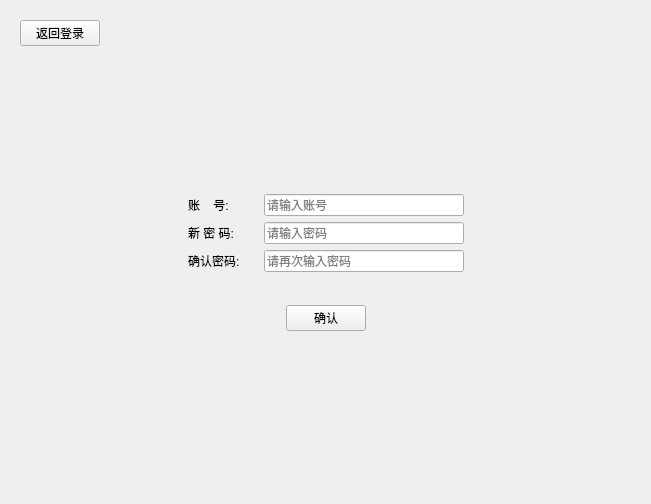
First picture: the form in LibraryManager/resetpassword.ui, repository xuanlog/LibraryManager, before the edit.
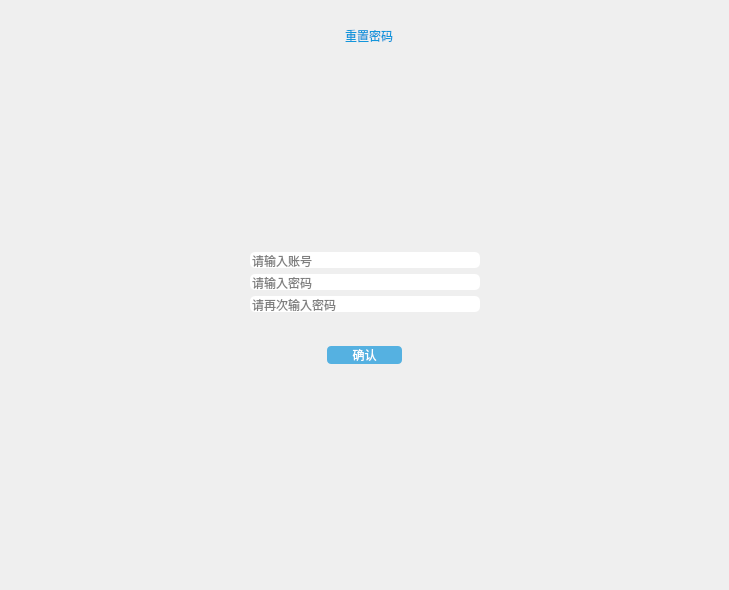
Second picture: the form after the edit. Icons and pictures are not drawn.

```diff
--- a/LibraryManager/resetpassword.ui
+++ b/LibraryManager/resetpassword.ui
@@ -6,13 +6,36 @@
    <rect>
     <x>0</x>
     <y>0</y>
-    <width>651</width>
-    <height>504</height>
+    <width>729</width>
+    <height>590</height>
    </rect>
   </property>
   <property name="windowTitle">
    <string>Form</string>
   </property>
+  <property name="styleSheet">
+   <string notr="true">QLabel
+{
+	border: none;
+	color: #1296db;
+	font: 14px &quot;微软雅黑&quot;;
+}
+
+QLabel:hover
+{
+	color: #ffffff;
+}
+
+QLineEdit
+{
+	border: none;
+	color: #000000;
+	font: 75 14px &quot;微软雅黑&quot;;
+	border-radius: 5px;
+	selection-background-color: #def0fe;
+	selection-color: #1296db;
+}</string>
+  </property>
   <layout class="QVBoxLayout" name="verticalLayout_3">
    <property name="bottomMargin">
     <number>50</number>
@@ -22,8 +45,39 @@
      <layout class="QHBoxLayout" name="horizontalLayout_3">
       <item>
        <widget class="QPushButton" name="backButton">
+        <property name="minimumSize">
+         <size>
+          <width>32</width>
+          <height>32</height>
+         </size>
+        </property>
+        <property name="focusPolicy">
+         <enum>Qt::NoFocus</enum>
+        </property>
+        <property name="styleSheet">
+         <string notr="true">QPushButton
+{
+	border-image: url(:/Images/back.png);
+}
+
+QPushButton:hover
+{
+	border-image: url(:/Images/back_hover.png);
+}
+
+QPushButton:pressed
+{
+	border-image: url(:/Images/back_pre.png);
+}
+
+
+</string>
+        </property>
         <property name="text">
-         <string>返回登录</string>
+         <string/>
+        </property>
+        <property name="flat">
+         <bool>true</bool>
         </property>
        </widget>
       </item>
@@ -40,6 +94,42 @@
         </property>
        </spacer>
       </item>
+      <item>
+       <widget class="QLabel" name="label">
+        <property name="styleSheet">
+         <string notr="true">font: 25px &quot;微软雅黑&quot;;</string>
+        </property>
+        <property name="text">
+         <string>重置密码</string>
+        </property>
+       </widget>
+      </item>
+      <item>
+       <spacer name="horizontalSpacer_6">
+        <property name="orientation">
+         <enum>Qt::Horizontal</enum>
+        </property>
+        <property name="sizeHint" stdset="0">
+         <size>
+          <width>40</width>
+          <height>20</height>
+         </size>
+        </property>
+       </spacer>
+      </item>
+      <item>
+       <widget class="QLabel" name="label_2">
+        <property name="minimumSize">
+         <size>
+          <width>32</width>
+          <height>32</height>
+         </size>
+        </property>
+        <property name="text">
+         <string/>
+        </property>
+       </widget>
+      </item>
      </layout>
     </widget>
    </item>
@@ -72,33 +162,6 @@
         </property>
        </spacer>
       </item>
-      <item>
-       <widget class="QWidget" name="widget" native="true">
-        <layout class="QVBoxLayout" name="verticalLayout">
-         <item>
-          <widget class="QLabel" name="accountLabel">
-           <property name="text">
-            <string>账    号:</string>
-           </property>
-          </widget>
-         </item>
-         <item>
-          <widget class="QLabel" name="passwordLabel">
-           <property name="text">
-            <string>新 密 码:</string>
-           </property>
-          </widget>
-         </item>
-         <item>
-          <widget class="QLabel" name="confirmLabel">
-           <property name="text">
-            <string>确认密码:</string>
-           </property>
-          </widget>
-         </item>
-        </layout>
-       </widget>
-      </item>
       <item>
        <widget class="QWidget" name="widget_2" native="true">
         <layout class="QVBoxLayout" name="verticalLayout_2">
@@ -112,7 +175,7 @@
            </property>
            <property name="minimumSize">
             <size>
-             <width>200</width>
+             <width>230</width>
              <height>0</height>
             </size>
            </property>
@@ -129,7 +192,7 @@
             <string>请输入账号</string>
            </property>
            <property name="clearButtonEnabled">
-            <bool>true</bool>
+            <bool>false</bool>
            </property>
           </widget>
          </item>
@@ -143,7 +206,7 @@
            </property>
            <property name="minimumSize">
             <size>
-             <width>200</width>
+             <width>230</width>
              <height>0</height>
             </size>
            </property>
@@ -163,7 +226,7 @@
             <string>请输入密码</string>
            </property>
            <property name="clearButtonEnabled">
-            <bool>true</bool>
+            <bool>false</bool>
            </property>
           </widget>
          </item>
@@ -177,7 +240,7 @@
            </property>
            <property name="minimumSize">
             <size>
-             <width>200</width>
+             <width>230</width>
              <height>0</height>
             </size>
            </property>
@@ -197,7 +260,7 @@
             <string>请再次输入密码</string>
            </property>
            <property name="clearButtonEnabled">
-            <bool>true</bool>
+            <bool>false</bool>
            </property>
           </widget>
          </item>
@@ -238,6 +301,29 @@
       </item>
       <item>
        <widget class="QPushButton" name="confirmButton">
+        <property name="minimumSize">
+         <size>
+          <width>75</width>
+          <height>0</height>
+         </size>
+        </property>
+        <property name="focusPolicy">
+         <enum>Qt::NoFocus</enum>
+        </property>
+        <property name="styleSheet">
+         <string notr="true">QPushButton 
+{
+	background-color: rgba(18, 150, 219, 0.7);
+    border-radius: 4px;  
+	color: #ffffff;
+	font: 14px &quot;微软雅黑&quot;;
+}  
+
+QPushButton:pressed
+{
+	background-color: #00aaff;
+}</string>
+        </property>
         <property name="text">
          <string>确认</string>
         </property>
```
Left out of the diff: 9 changed lines with no effect on the pictures.
